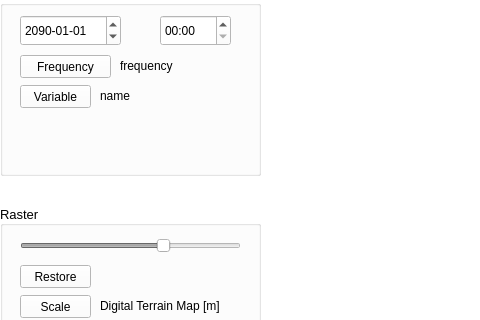
Qt form PRAGA/mainwindow.ui (gaowudao/CRITERIA3D) before a commit; both pictures show x 0 to 480 and y 115 to 435 of the 1368 by 768 pixel window.
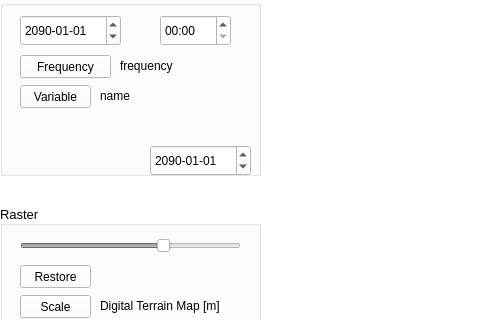
The same form after that commit.

Diff of the .ui file:
```diff
--- a/PRAGA/mainwindow.ui
+++ b/PRAGA/mainwindow.ui
@@ -1520,6 +1520,108 @@
      <property name="toolTip">
       <string>Variable colors</string>
      </property>
+     <widget class="QDateEdit" name="dateEdit_2">
+      <property name="geometry">
+       <rect>
+        <x>150</x>
+        <y>20</y>
+        <width>101</width>
+        <height>31</height>
+       </rect>
+      </property>
+      <property name="palette">
+       <palette>
+        <active>
+         <colorrole role="Text">
+          <brush brushstyle="SolidPattern">
+           <color alpha="255">
+            <red>0</red>
+            <green>0</green>
+            <blue>0</blue>
+           </color>
+          </brush>
+         </colorrole>
+        </active>
+        <inactive>
+         <colorrole role="Text">
+          <brush brushstyle="SolidPattern">
+           <color alpha="255">
+            <red>0</red>
+            <green>0</green>
+            <blue>0</blue>
+           </color>
+          </brush>
+         </colorrole>
+        </inactive>
+        <disabled>
+         <colorrole role="Text">
+          <brush brushstyle="SolidPattern">
+           <color alpha="255">
+            <red>127</red>
+            <green>127</green>
+            <blue>127</blue>
+           </color>
+          </brush>
+         </colorrole>
+        </disabled>
+       </palette>
+      </property>
+      <property name="font">
+       <font>
+        <pointsize>9</pointsize>
+       </font>
+      </property>
+      <property name="dateTime">
+       <datetime>
+        <hour>0</hour>
+        <minute>0</minute>
+        <second>0</second>
+        <year>2090</year>
+        <month>1</month>
+        <day>1</day>
+       </datetime>
+      </property>
+      <property name="maximumDateTime">
+       <datetime>
+        <hour>23</hour>
+        <minute>59</minute>
+        <second>59</second>
+        <year>7999</year>
+        <month>12</month>
+        <day>31</day>
+       </datetime>
+      </property>
+      <property name="minimumDateTime">
+       <datetime>
+        <hour>0</hour>
+        <minute>0</minute>
+        <second>0</second>
+        <year>1752</year>
+        <month>10</month>
+        <day>14</day>
+       </datetime>
+      </property>
+      <property name="maximumDate">
+       <date>
+        <year>7999</year>
+        <month>12</month>
+        <day>31</day>
+       </date>
+      </property>
+      <property name="currentSection">
+       <enum>QDateTimeEdit::YearSection</enum>
+      </property>
+      <property name="displayFormat">
+       <string>yyyy-MM-dd</string>
+      </property>
+      <property name="date">
+       <date>
+        <year>2090</year>
+        <month>1</month>
+        <day>1</day>
+       </date>
+      </property>
+     </widget>
     </widget>
     <widget class="QLabel" name="labelVariable">
      <property name="geometry">
```
Left out of the diff: 2 changed lines with no effect on the pictures.
